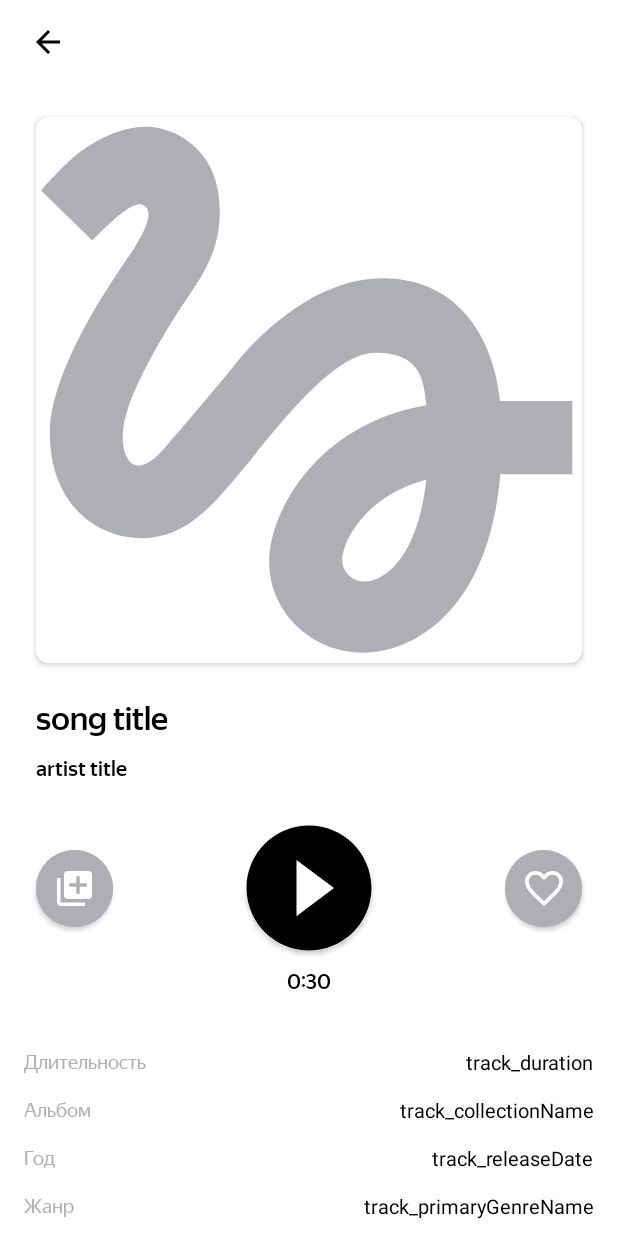
After one commit to Dimmar90/PlaylistMaker, an Android app: the layout activity_audio_player.xml on its own in the app's theme, with its tools: preview values and no code run, on a phone screen of 412 x 824 dp. The commit adds this screen. Run offline under Robolectric (Android 15) with nearby library versions, the phone set to English and light mode, and no system bars.

Commit message:
add music player

```diff
--- a/app/build.gradle.kts
+++ b/app/build.gradle.kts
@@ -1,3 +1,5 @@
+import org.jetbrains.kotlin.ir.backend.js.compile
+
 plugins {
     alias(libs.plugins.android.application)
     alias(libs.plugins.jetbrains.kotlin.android)
--- a/app/src/main/AndroidManifest.xml
+++ b/app/src/main/AndroidManifest.xml
@@ -2,7 +2,7 @@
 <manifest xmlns:android="http://schemas.android.com/apk/res/android"
     xmlns:tools="http://schemas.android.com/tools">
 
-    <uses-permission android:name="android.permission.INTERNET"/>
+    <uses-permission android:name="android.permission.INTERNET" />
 
     <application
         android:name=".App"
@@ -17,6 +17,9 @@
         tools:targetApi="31">
         <activity
             android:name=".SearchActivity"
+            android:exported="false" />
+        <activity
+            android:name=".PlayerActivity"
             android:exported="false" />
         <activity
             android:name=".MediaActivity"
--- /dev/null
+++ b/app/src/main/java/com/practicum/playlistmaker/PlayerActivity.kt
@@ -0,0 +1,87 @@
+package com.practicum.playlistmaker
+
+import android.annotation.SuppressLint
+import android.icu.text.SimpleDateFormat
+import android.os.Bundle
+import android.widget.ImageButton
+import android.widget.ImageView
+import android.widget.TextView
+import android.widget.Toast
+import androidx.appcompat.app.AppCompatActivity
+import com.bumptech.glide.Glide
+import com.bumptech.glide.load.resource.bitmap.RoundedCorners
+import com.google.android.material.button.MaterialButton
+import java.util.Locale
+
+class PlayerActivity : AppCompatActivity() {
+
+    @Suppress("DEPRECATION")
+    @SuppressLint("MissingInflatedId")
+    override fun onCreate(savedInstanceState: Bundle?) {
+        super.onCreate(savedInstanceState)
+        setContentView(R.layout.activity_audio_player)
+
+        val track: Track = intent.getParcelableExtra("track")!!
+
+        returnToMedia()
+        getTrackCover(track.artworkUrl100.replaceAfterLast('/', "512x512bb.jpg"))
+        addTrackTitles(track)
+        playTrack()
+        addToMedia()
+    }
+
+    private fun returnToMedia() {
+        val returnButton = findViewById<ImageButton>(R.id.player_return_button)
+        returnButton.setOnClickListener {
+            finish()
+        }
+    }
+
+    private fun getTrackCover(url: String) {
+        val trackCover = findViewById<ImageView>(R.id.track_artwork)
+        Glide.with(this)
+            .load(url)
+            .placeholder(R.drawable.placeholder_icon)
+            .centerInside()
+            .transform(RoundedCorners(8))
+            .into(trackCover)
+    }
+
+    private fun addTrackTitles(track: Track) {
+        val songTitle = findViewById<TextView>(R.id.song_title)
+        songTitle.text = track.trackName
+
+        val artistName = findViewById<TextView>(R.id.artist_name)
+        artistName.text = track.artistName
+
+        val trackDuration = findViewById<TextView>(R.id.track_duration)
+        trackDuration.text =
+            SimpleDateFormat("mm:ss", Locale.getDefault()).format(track.trackTimeMillis)
+
+        val collectionName = findViewById<TextView>(R.id.track_collectionName)
+        collectionName.text = track.collectionName
+
+        val releaseDate = findViewById<TextView>(R.id.track_releaseDate)
+        releaseDate.text = track.releaseDate.take(4)
+
+        val primaryGenreName = findViewById<TextView>(R.id.track_primaryGenreName)
+        primaryGenreName.text = track.primaryGenreName
+
+        val country = findViewById<TextView>(R.id.track_country)
+        country.text = track.country
+    }
+
+    private fun playTrack() {
+        val playTrackButton = findViewById<MaterialButton>(R.id.play_track_button)
+        playTrackButton.setOnClickListener {
+            Toast.makeText(this, "Play Track", Toast.LENGTH_SHORT).show()
+        }
+    }
+
+    private fun addToMedia() {
+        val addToMediaButton = findViewById<MaterialButton>(R.id.add_to_media_button)
+        addToMediaButton.setOnClickListener {
+            Toast.makeText(this, "Add Track To Media", Toast.LENGTH_SHORT).show()
+        }
+    }
+}
--- a/app/src/main/java/com/practicum/playlistmaker/SearchActivity.kt
+++ b/app/src/main/java/com/practicum/playlistmaker/SearchActivity.kt
@@ -1,6 +1,7 @@
 package com.practicum.playlistmaker
 
 import android.annotation.SuppressLint
+import android.content.Intent
 import android.content.SharedPreferences
 import android.content.res.Configuration
 import android.os.Bundle
@@ -316,6 +317,11 @@ class SearchActivity : AppCompatActivity(), TracksAdapter.TrackListener {
     }
 
     override fun onTrackClick(track: Track) {
+
+        val intent = Intent(this, PlayerActivity::class.java)
+        intent.putExtra("track", track)
+        startActivity(intent)
+
         val trackGson = Gson().toJson(track)
         val sharedPrefs = getSharedPreferences(SEARCH_REFERENCES, MODE_PRIVATE)
         val searchHistoryListRecycler = findViewById<RecyclerView>(R.id.search_history_list)
--- a/app/src/main/java/com/practicum/playlistmaker/Track.kt
+++ b/app/src/main/java/com/practicum/playlistmaker/Track.kt
@@ -1,9 +1,54 @@
 package com.practicum.playlistmaker
+
+import android.os.Parcel
+import android.os.Parcelable
 
 data class Track(
     var trackId: String,
     var trackName: String,
     val artistName: String,
     val trackTimeMillis: Int,
-    val artworkUrl100: String
-)
+    val artworkUrl100: String,
+    val collectionName: String,
+    val releaseDate: String,
+    val primaryGenreName: String,
+    val country: String
+) : Parcelable {
+    constructor(parcel: Parcel) : this(
+        parcel.readString()!!,
+        parcel.readString()!!,
+        parcel.readString()!!,
+        parcel.readInt(),
+        parcel.readString()!!,
+        parcel.readString()!!,
+        parcel.readString()!!,
+        parcel.readString()!!,
+        parcel.readString()!!
+    )
+
+    override fun describeContents(): Int {
+        return 0
+    }
+
+    override fun writeToParcel(parcel: Parcel, flags: Int) {
+        parcel.writeString(trackId)
+        parcel.writeString(trackName)
+        parcel.writeString(artistName)
+        parcel.writeInt(trackTimeMillis)
+        parcel.writeString(artworkUrl100)
+        parcel.writeString(collectionName)
+        parcel.writeString(releaseDate)
+        parcel.writeString(primaryGenreName)
+        parcel.writeString(country)
+    }
+
+    companion object CREATOR : Parcelable.Creator<Track> {
+        override fun createFromParcel(parcel: Parcel): Track {
+            return Track(parcel)
+        }
+
+        override fun newArray(size: Int): Array<Track?> {
+            return arrayOfNulls(size)
+        }
+    }
+}
--- a/app/src/main/java/com/practicum/playlistmaker/TracksViewHolder.kt
+++ b/app/src/main/java/com/practicum/playlistmaker/TracksViewHolder.kt
@@ -9,7 +9,7 @@ import com.bumptech.glide.Glide
 import com.bumptech.glide.load.resource.bitmap.RoundedCorners
 import java.util.Locale
 
-class TracksViewHolder(itemView: View) :
+open class TracksViewHolder(itemView: View) :
     RecyclerView.ViewHolder(itemView) {
 
     private val trackNameView: TextView = itemView.findViewById(R.id.trackName)
--- /dev/null
+++ b/app/src/main/res/drawable/add_like_button_icon.xml
@@ -0,0 +1,9 @@
+<vector xmlns:android="http://schemas.android.com/apk/res/android"
+    android:width="25dp"
+    android:height="23dp"
+    android:viewportWidth="25"
+    android:viewportHeight="23">
+  <path
+      android:pathData="M18.125,0C15.95,0 13.863,1.015 12.5,2.62C11.137,1.015 9.05,0 6.875,0C3.025,0 0,3.033 0,6.894C0,11.632 4.25,15.492 10.688,21.358L12.5,23L14.313,21.346C20.75,15.492 25,11.632 25,6.894C25,3.033 21.975,0 18.125,0ZM12.625,19.49L12.5,19.616L12.375,19.49C6.425,14.088 2.5,10.516 2.5,6.894C2.5,4.387 4.375,2.507 6.875,2.507C8.8,2.507 10.675,3.748 11.337,5.465H13.675C14.325,3.748 16.2,2.507 18.125,2.507C20.625,2.507 22.5,4.387 22.5,6.894C22.5,10.516 18.575,14.088 12.625,19.49Z"
+      android:fillColor="#ffffff"/>
+</vector>
--- /dev/null
+++ b/app/src/main/res/drawable/add_to_media_button_icon.xml
@@ -0,0 +1,9 @@
+<vector xmlns:android="http://schemas.android.com/apk/res/android"
+    android:width="23dp"
+    android:height="23dp"
+    android:viewportWidth="23"
+    android:viewportHeight="23">
+  <path
+      android:pathData="M2.3,4.6H0V20.7C0,21.965 1.035,23 2.3,23H18.4V20.7H2.3V4.6ZM20.7,0H6.9C5.635,0 4.6,1.035 4.6,2.3V16.1C4.6,17.365 5.635,18.4 6.9,18.4H20.7C21.965,18.4 23,17.365 23,16.1V2.3C23,1.035 21.965,0 20.7,0ZM19.55,10.35H14.95V14.95H12.65V10.35H8.05V8.05H12.65V3.45H14.95V8.05H19.55V10.35Z"
+      android:fillColor="#ffffff"/>
+</vector>
--- /dev/null
+++ b/app/src/main/res/drawable/exit_button_vector.xml
@@ -0,0 +1,9 @@
+<vector xmlns:android="http://schemas.android.com/apk/res/android"
+    android:width="16dp"
+    android:height="16dp"
+    android:viewportWidth="16"
+    android:viewportHeight="16">
+  <path
+      android:pathData="M16,7H3.83L9.42,1.41L8,0L0,8L8,16L9.41,14.59L3.83,9H16V7Z"
+      android:fillColor="@color/black"/>
+</vector>
--- /dev/null
+++ b/app/src/main/res/drawable/exit_button_vector_night.xml
@@ -0,0 +1,9 @@
+<vector xmlns:android="http://schemas.android.com/apk/res/android"
+    android:width="16dp"
+    android:height="16dp"
+    android:viewportWidth="16"
+    android:viewportHeight="16">
+  <path
+      android:pathData="M16,7H3.83L9.42,1.41L8,0L0,8L8,16L9.41,14.59L3.83,9H16V7Z"
+      android:fillColor="@color/white"/>
+</vector>
--- /dev/null
+++ b/app/src/main/res/drawable/play_track_button_icon.xml
@@ -0,0 +1,5 @@
+<vector xmlns:android="http://schemas.android.com/apk/res/android" android:height="84dp" android:viewportHeight="84" android:viewportWidth="84" android:width="84dp">
+
+    <path android:fillColor="#1A1B22" android:pathData="M42,0.333C19,0.333 0.333,19 0.333,42C0.333,65 19,83.667 42,83.667C65,83.667 83.667,65 83.667,42C83.667,19 65,0.333 42,0.333ZM33.667,60.75V23.25L58.667,42L33.667,60.75Z"/>
+
+</vector>
--- /dev/null
+++ b/app/src/main/res/layout/activity_audio_player.xml
@@ -0,0 +1,185 @@
+<?xml version="1.0" encoding="utf-8"?>
+<androidx.constraintlayout.widget.ConstraintLayout xmlns:android="http://schemas.android.com/apk/res/android"
+    xmlns:app="http://schemas.android.com/apk/res-auto"
+    xmlns:tools="http://schemas.android.com/tools"
+    android:layout_width="match_parent"
+    android:layout_height="match_parent">
+
+    <androidx.constraintlayout.widget.Guideline
+        android:id="@+id/left_guideline"
+        style="@style/GuideLineStyle"
+        app:layout_constraintGuide_begin="24dp" />
+
+    <androidx.constraintlayout.widget.Guideline
+        android:id="@+id/right_guideline"
+        style="@style/GuideLineStyle"
+        app:layout_constraintGuide_end="24dp" />
+
+    <ImageButton
+        android:id="@+id/player_return_button"
+        style="@style/PlayerReturnButtonStyle"
+        android:contentDescription="@string/empty_description"
+        app:layout_constraintStart_toStartOf="parent"
+        app:layout_constraintTop_toTopOf="parent" />
+
+    <androidx.cardview.widget.CardView
+        android:id="@+id/track_cover"
+        android:layout_width="0dp"
+        android:layout_height="0dp"
+        android:layout_marginTop="26dp"
+        app:cardCornerRadius="8dp"
+        app:layout_constraintDimensionRatio="h,1:1"
+        app:layout_constraintEnd_toEndOf="@id/right_guideline"
+        app:layout_constraintStart_toStartOf="@id/left_guideline"
+        app:layout_constraintTop_toBottomOf="@id/player_return_button">
+
+        <ImageView
+            android:id="@+id/track_artwork"
+            android:layout_width="match_parent"
+            android:layout_height="match_parent"
+            android:contentDescription="@string/empty_description"
+            android:scaleType="centerCrop"
+            tools:srcCompat="@drawable/placeholder_icon" />
+    </androidx.cardview.widget.CardView>
+
+    <TextView
+        android:id="@+id/song_title"
+        style="@style/TrackNameStyle"
+        android:layout_width="wrap_content"
+        android:layout_height="26dp"
+        android:layout_marginTop="24dp"
+        android:fontFamily="@font/ys_display_medium"
+        android:gravity="center_vertical"
+        android:textSize="@dimen/primary_text_size"
+        app:layout_constraintStart_toStartOf="@id/left_guideline"
+        app:layout_constraintTop_toBottomOf="@id/track_cover"
+        tools:text="song title" />
+
+    <TextView
+        android:id="@+id/artist_name"
+        style="@style/TrackNameStyle"
+        android:layout_width="wrap_content"
+        android:layout_height="16dp"
+        android:layout_marginTop="12dp"
+        android:fontFamily="@font/ys_display_medium"
+        android:gravity="center_vertical"
+        android:textSize="14sp"
+        app:layout_constraintStart_toStartOf="@id/left_guideline"
+        app:layout_constraintTop_toBottomOf="@id/song_title"
+        tools:text="artist title" />
+
+    <com.google.android.material.button.MaterialButton
+        android:id="@+id/play_track_button"
+        style="@style/PlayMusicButton"
+        android:contentDescription="@string/empty_description"
+        app:layout_constraintEnd_toStartOf="@id/right_guideline"
+        app:layout_constraintStart_toStartOf="@id/left_guideline"
+        app:layout_constraintTop_toBottomOf="@id/artist_name"
+        app:shapeAppearanceOverlay="@style/ShapeAppearanceOverlay.MyApp.Button.Circle" />
+
+    <com.google.android.material.button.MaterialButton
+        android:id="@+id/add_to_media_button"
+        style="@style/PlayerButton"
+        android:contentDescription="@string/empty_description"
+        app:icon="@drawable/add_to_media_button_icon"
+        app:layout_constraintBottom_toBottomOf="@id/play_track_button"
+        app:layout_constraintStart_toStartOf="@id/left_guideline"
+        app:layout_constraintTop_toTopOf="@id/play_track_button"
+        app:shapeAppearanceOverlay="@style/ShapeAppearanceOverlay.MyApp.Button.Circle" />
+
+    <com.google.android.material.button.MaterialButton
+        android:id="@+id/add_like_button"
+        style="@style/PlayerButton"
+        android:contentDescription="@string/empty_description"
+        app:icon="@drawable/add_like_button_icon"
+        app:layout_constraintBottom_toBottomOf="@id/play_track_button"
+        app:layout_constraintEnd_toStartOf="@id/right_guideline"
+        app:layout_constraintTop_toTopOf="@id/play_track_button"
+        app:shapeAppearanceOverlay="@style/ShapeAppearanceOverlay.MyApp.Button.Circle" />
+
+    <TextView
+        android:id="@+id/player_time"
+        style="@style/TrackNameStyle"
+        android:layout_width="wrap_content"
+        android:layout_height="16dp"
+        android:layout_marginTop="12.33dp"
+        android:fontFamily="@font/ys_display_medium"
+        android:text="0:30"
+        android:textSize="14sp"
+        app:layout_constraintEnd_toStartOf="@id/right_guideline"
+        app:layout_constraintStart_toStartOf="@id/left_guideline"
+        app:layout_constraintTop_toBottomOf="@id/play_track_button" />
+
+    <TextView
+        android:id="@+id/duration"
+        style="@style/TitleStyle"
+        android:layout_marginTop="30dp"
+        android:text="@string/duration"
+        app:layout_constraintStart_toStartOf="parent"
+        app:layout_constraintTop_toBottomOf="@+id/player_time" />
+
+    <TextView
+        android:id="@+id/track_duration"
+        style="@style/TrackTitleStyle"
+        android:layout_marginTop="30dp"
+        app:layout_constraintEnd_toEndOf="parent"
+        app:layout_constraintTop_toBottomOf="@+id/player_time"
+        tools:text="track_duration" />
+
+    <TextView
+        android:id="@+id/collectionName"
+        style="@style/TitleStyle"
+        android:text="@string/album"
+        app:layout_constraintStart_toStartOf="parent"
+        app:layout_constraintTop_toBottomOf="@+id/duration" />
+
+    <TextView
+        android:id="@+id/track_collectionName"
+        style="@style/TrackTitleStyle"
+        app:layout_constraintEnd_toEndOf="parent"
+        app:layout_constraintTop_toBottomOf="@+id/track_duration"
+        tools:text="track_collectionName" />
+
+    <TextView
+        android:id="@+id/releaseDate"
+        style="@style/TitleStyle"
+        android:text="@string/year"
+        app:layout_constraintStart_toStartOf="parent"
+        app:layout_constraintTop_toBottomOf="@+id/collectionName" />
+
+    <TextView
+        android:id="@+id/track_releaseDate"
+        style="@style/TrackTitleStyle"
+        app:layout_constraintEnd_toEndOf="parent"
+        app:layout_constraintTop_toBottomOf="@+id/track_collectionName"
+        tools:text="track_releaseDate" />
+
+    <TextView
+        android:id="@+id/primaryGenreName"
+        style="@style/TitleStyle"
+        android:text="@string/genre"
+        app:layout_constraintStart_toStartOf="parent"
+        app:layout_constraintTop_toBottomOf="@+id/releaseDate" />
+
+    <TextView
+        android:id="@+id/track_primaryGenreName"
+        style="@style/TrackTitleStyle"
+        app:layout_constraintEnd_toEndOf="parent"
+        app:layout_constraintTop_toBottomOf="@+id/track_releaseDate"
+        tools:text="track_primaryGenreName" />
+
+    <TextView
+        android:id="@+id/country"
+        style="@style/TitleStyle"
+        android:text="@string/country"
+        app:layout_constraintStart_toStartOf="parent"
+        app:layout_constraintTop_toBottomOf="@+id/primaryGenreName" />
+
+    <TextView
+        android:id="@+id/track_country"
+        style="@style/TrackTitleStyle"
+        app:layout_constraintEnd_toEndOf="parent"
+        app:layout_constraintTop_toBottomOf="@+id/track_primaryGenreName"
+        tools:text="track_country" />
+
+</androidx.constraintlayout.widget.ConstraintLayout>
--- a/app/src/main/res/layout/track_description.xml
+++ b/app/src/main/res/layout/track_description.xml
@@ -38,41 +38,38 @@
                 android:orientation="horizontal">
 
                 <TextView
+                    android:id="@+id/artistName"
                     style="@style/TrackDescriptionStyle"
-                    android:id="@+id/artistName"
                     android:layout_width="wrap_content"
                     android:layout_height="match_parent"
                     android:gravity="center_vertical"
                     android:text="artistName"
-                    android:textSize="@dimen/track_description_text_size"
-                    />
+                    android:textSize="@dimen/track_description_text_size" />
 
                 <TextView
                     style="@style/EllipseStyle"
                     android:layout_width="wrap_content"
                     android:layout_height="wrap_content"
-                    android:gravity="bottom"
                     android:layout_marginLeft="5dp"
                     android:layout_marginRight="5dp"
-                    />
+                    android:gravity="bottom" />
 
                 <TextView
+                    android:id="@+id/trackTime"
                     style="@style/TrackDescriptionStyle"
-                    android:id="@+id/trackTime"
                     android:layout_width="wrap_content"
                     android:layout_height="match_parent"
                     android:gravity="center_vertical"
                     android:text="trackTime"
                     android:textSize="@dimen/track_description_text_size" />
-
             </LinearLayout>
 
         </LinearLayout>
 
         <TextView
-            style = "@style/ArrowStyle"
+            style="@style/ArrowStyle"
             android:layout_width="match_parent"
-            android:layout_height="match_parent"/>
+            android:layout_height="match_parent" />
 
     </LinearLayout>
 
--- a/app/src/main/res/values-night/styles.xml
+++ b/app/src/main/res/values-night/styles.xml
@@ -129,4 +129,40 @@
         <item name="android:textSize">19sp</item>
     </style>
 
+    <style name="PlayerReturnButtonStyle">
+        <item name="android:layout_width">48dp</item>
+        <item name="android:layout_height">48dp</item>
+        <item name="android:layout_marginStart">8dp</item>
+        <item name="android:layout_marginTop">4dp</item>
+        <item name="android:background">@null</item>
+        <item name="layout_constraintStart_toStartOf">parent</item>
+        <item name="layout_constraintTop_toTopOf">parent</item>
+        <item name="srcCompat">@drawable/exit_button_vector_night</item>
+    </style>
+
+    <style name="PlayMusicButton">
+        <item name="android:layout_width">84dp</item>
+        <item name="android:layout_height">84dp</item>
+        <item name="android:layout_marginTop">30dp</item>
+        <item name="android:backgroundTint">@color/black</item>
+        <item name="iconPadding">0dp</item>
+        <item name="android:insetTop">0dp</item>
+        <item name="android:insetBottom">0dp</item>
+        <item name="android:insetLeft">0dp</item>
+        <item name="android:insetRight">0dp</item>
+        <item name="iconGravity">textStart</item>
+        <item name="icon">@drawable/play_track_button_icon</item>
+        <item name="iconTint">@color/white</item>
+    </style>
+
+    <style name="TrackTitleStyle">
+        <item name="android:textColor">@color/white</item>
+        <item name="android:layout_width">wrap_content</item>
+        <item name="android:layout_height">32dp</item>
+        <item name="android:textSize">13sp</item>
+        <item name="android:layout_marginRight">16dp</item>
+        <item name="android:gravity">center_vertical</item>
+        <item name="layout_constraintEnd_toEndOf">parent</item>
+    </style>
+
 </resources>
--- a/app/src/main/res/values/colors.xml
+++ b/app/src/main/res/values/colors.xml
@@ -1,5 +1,6 @@
 <?xml version="1.0" encoding="utf-8"?>
 <resources>
+
     <color name="black">#FF000000</color>
     <color name="white">#FFFFFFFF</color>
     <color name="blue_layout">#3772E7</color>
@@ -11,4 +12,6 @@
     <color name="search_bar_grey">#E6E8EB</color>
     <color name="text_grey">#AEAFB4</color>
     <color name="yp_blue">#3772E7</color>
+    <color name="button_grey">#1A1B22</color>
+    <color name="track_title">#AEAFB4</color>
 </resources>
--- a/app/src/main/res/values/strings.xml
+++ b/app/src/main/res/values/strings.xml
@@ -20,4 +20,10 @@
     <string name="search_update">Обновить</string>
     <string name="search_history_title">Вы искали</string>
     <string name="clear_history_button_text">Очистить историю</string>
+    <string name="duration">Длительность</string>
+    <string name="album">Альбом</string>
+    <string name="year">Год</string>
+    <string name="genre">Жанр</string>
+    <string name="country">Страна</string>
+    <string name="empty_description">NULL</string>
 </resources>
--- a/app/src/main/res/values/styles.xml
+++ b/app/src/main/res/values/styles.xml
@@ -140,4 +140,74 @@
         <item name="textAllCaps">false</item>
         <item name="android:textSize">19sp</item>
     </style>
+
+    <style name="GuideLineStyle">
+        <item name="android:layout_width">wrap_content</item>
+        <item name="android:layout_height">wrap_content</item>
+        <item name="android:orientation">vertical</item>
+    </style>
+
+    <style name="PlayerReturnButtonStyle">
+        <item name="android:layout_width">48dp</item>
+        <item name="android:layout_height">48dp</item>
+        <item name="android:layout_marginStart">8dp</item>
+        <item name="android:layout_marginTop">4dp</item>
+        <item name="android:background">@null</item>
+        <item name="srcCompat">@drawable/exit_button_vector</item>
+    </style>
+
+    <style name="PlayMusicButton">
+        <item name="android:layout_width">84dp</item>
+        <item name="android:layout_height">84dp</item>
+        <item name="android:layout_marginTop">30dp</item>
+        <item name="android:backgroundTint">@color/white</item>
+        <item name="iconPadding">0dp</item>
+        <item name="android:insetTop">0dp</item>
+        <item name="android:insetBottom">0dp</item>
+        <item name="android:insetLeft">0dp</item>
+        <item name="android:insetRight">0dp</item>
+        <item name="iconGravity">textStart</item>
+        <item name="icon">@drawable/play_track_button_icon</item>
+        <item name="iconTint">@color/black</item>
+    </style>
+
+    <style name="PlayerButton">
+        <item name="android:layout_width">51dp</item>
+        <item name="android:layout_height">51dp</item>
+        <item name="android:backgroundTint">@color/track_title</item>
+        <item name="iconPadding">0dp</item>
+        <item name="android:insetTop">0dp</item>
+        <item name="android:insetBottom">0dp</item>
+        <item name="android:insetLeft">0dp</item>
+        <item name="android:insetRight">0dp</item>
+        <item name="iconGravity">textStart</item>
+        <item name="iconTint">@color/white</item>
+    </style>
+
+    <style name="ShapeAppearanceOverlay.MyApp.Button.Circle" parent="">
+        <item name="cornerFamily">rounded</item>
+        <item name="cornerSize">50%</item>
+        <item name="android:backgroundTint">@color/white</item>
+    </style>
+
+    <style name="TitleStyle">
+        <item name="android:layout_width">wrap_content</item>
+        <item name="android:textColor">@color/track_title</item>
+        <item name="android:layout_height">32dp</item>
+        <item name="android:layout_marginStart">16dp</item>
+        <item name="android:fontFamily">@font/ys_display_regular</item>
+        <item name="android:textSize">13sp</item>
+        <item name="android:gravity">center_vertical</item>
+    </style>
+
+    <style name="TrackTitleStyle">
+        <item name="android:textColor">@color/black</item>
+        <item name="android:layout_height">32dp</item>
+        <item name="android:layout_width">wrap_content</item>
+        <item name="android:layout_height">32dp</item>
+        <item name="android:textSize">13sp</item>
+        <item name="android:layout_marginRight">16dp</item>
+        <item name="android:gravity">center_vertical</item>
+    </style>
+
 </resources>
--- a/app/src/main/res/values/themes.xml
+++ b/app/src/main/res/values/themes.xml
@@ -20,4 +20,5 @@
         <item name="android:textColorHint">@color/text_grey</item>
         <item name="autoCompleteTextViewStyle">@style/SearchCursorColor</item>
     </style>
+
 </resources>
```
